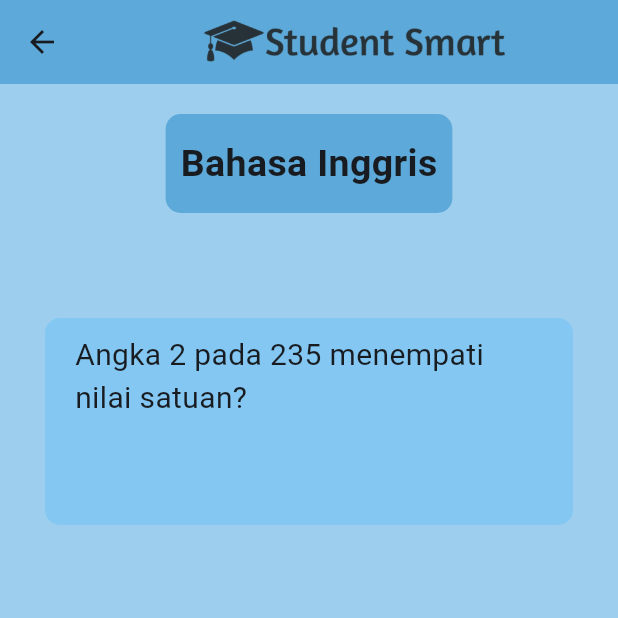
After one commit to RaflySyauqi21/student_smart, a Flutter app: the BahasaInggris screen opened directly, on a phone screen of 412 x 824 dp, the top half of it. The commit adds this screen. Run offline on Flutter 3.47's test engine with Material 3 defaults, Android fonts, the phone set to English and light mode, and no system bars.

Commit message:
quiz bahasa innggris page

```diff
--- /dev/null
+++ b/lib/pages/bahasa_inggris page.dart
@@ -0,0 +1,66 @@
+import 'package:flutter/material.dart';
+
+class BahasaInggris extends StatelessWidget {
+  const BahasaInggris({super.key});
+
+  @override
+  Widget build(BuildContext context) {
+    return Scaffold(
+      backgroundColor: Color.fromRGBO(157, 206, 237, 1),
+      appBar: AppBar(
+        title: Image.asset('assets/logo.png', width: 400, height: 260),
+        centerTitle: true,
+        backgroundColor: Color.fromRGBO(93, 169, 217, 1),
+      ),
+      body: Center(
+        child: Column(
+          children: [
+            SizedBox(height: 20),
+            Container(
+              padding: EdgeInsets.symmetric(vertical: 15, horizontal: 10),
+              decoration: BoxDecoration(
+                color: Color.fromRGBO(93, 169, 217, 1),
+                borderRadius: BorderRadius.all(Radius.circular(10)),
+              ),
+              child: Text(
+                'Bahasa Inggris',
+                style: TextStyle(fontSize: 25, fontWeight: FontWeight.bold),
+              ),
+            ),
+            SizedBox(height: 40),
+            Container(
+              padding: EdgeInsets.symmetric(vertical: 10, horizontal: 20),
+              margin: EdgeInsets.all(30),
+              decoration: BoxDecoration(
+                color: Color.fromRGBO(131, 199, 242, 1),
+                borderRadius: BorderRadius.all(Radius.circular(10)),
+              ),
+              child: Column(
+                spacing: 30,
+                children: [
+                  Text(
+                    'Angka 2 pada 235 menempati nilai satuan?',
+                    style: TextStyle(fontSize: 20),
+                  ),
+                  Column(
+                    spacing: 30,
+                    children: [
+                      Row(
+                        mainAxisAlignment: MainAxisAlignment.spaceAround,
+                        children: [],
+                      ),
+                      Row(
+                        mainAxisAlignment: MainAxisAlignment.spaceAround,
+                        children: [],
+                      ),
+                    ],
+                  ),
+                ],
+              ),
+            ),
+          ],
+        ),
+      ),
+    );
+  }
+}
--- a/lib/pages/quiz_selection_page.dart
+++ b/lib/pages/quiz_selection_page.dart
@@ -1,5 +1,6 @@
 import 'package:flutter/material.dart';
 import 'package:student_smart/pages/bahasa_indonesia_page.dart';
+import 'package:student_smart/pages/bahasa_inggris%20page.dart';
 import 'package:student_smart/pages/matematika_page.dart';
 
 class QuizSelectionpage extends StatefulWidget {
@@ -21,7 +22,7 @@
   List<Widget> halamanMataPelajaran = [
     BahasaIndonesiaPage(),
     MatematikaPage(),
-    MatematikaPage(),
+    BahasaInggris(),
     MatematikaPage(),
     MatematikaPage(),
   ];
```
